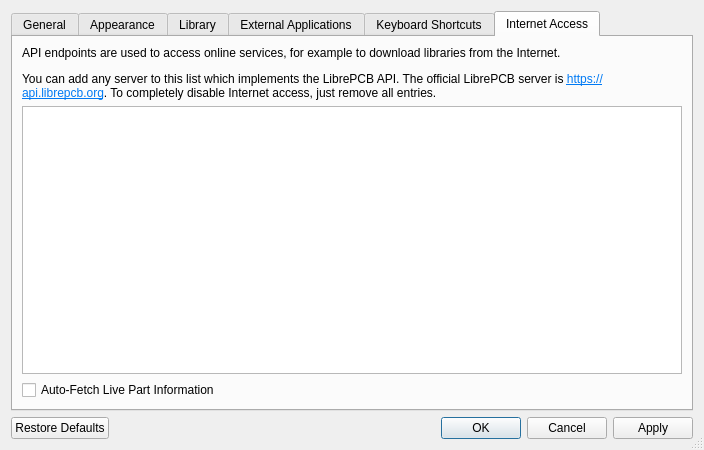
Old version of the form libs/librepcb/editor/workspace/workspacesettingsdialog.ui in the repository LibrePCB/LibrePCB.
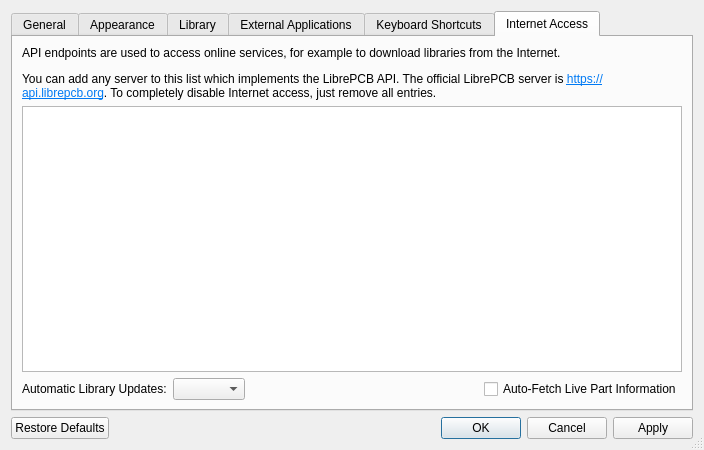
New version of the form. The open tabs and pages were chosen to show the change. Icons and pictures are not drawn. Custom widgets are drawn as their Qt base class.

Commit message: Support configurable automatic remote library updates

Patch:
```diff
--- a/libs/librepcb/editor/workspace/workspacesettingsdialog.ui
+++ b/libs/librepcb/editor/workspace/workspacesettingsdialog.ui
@@ -824,6 +824,31 @@
         </widget>
        </item>
        <item>
+        <layout class="QHBoxLayout" name="horizontalLayout_3">
+         <item>
+          <widget class="QLabel" name="label_8">
+           <property name="text">
+            <string>Automatic Library Updates:</string>
+           </property>
+          </widget>
+         </item>
+         <item>
+          <widget class="QComboBox" name="cbxLibrariesAutoUpdateMode"/>
+         </item>
+         <item>
+          <spacer name="horizontalSpacer_3">
+           <property name="orientation">
+            <enum>Qt::Orientation::Horizontal</enum>
+           </property>
+           <property name="sizeHint" stdset="0">
+            <size>
+             <width>40</width>
+             <height>20</height>
+            </size>
+           </property>
+          </spacer>
+         </item>
+         <item>
         <widget class="QCheckBox" name="cbxAutofetchLivePartInformation">
          <property name="toolTip">
           <string>&lt;p&gt;Allow the editors to automatically display live information about parts (lifecycle status, stock availability, price, ...) by requesting it from the configured API endpoints.&lt;/p&gt;&lt;p&gt;This may generate many API requests, especially while adding components to schematics.&lt;/p&gt;&lt;p&gt;If this feature is disabled, no such API requests are made (and no live information is displayed) without explicit user interaction.&lt;/p&gt;</string>
@@ -832,6 +857,8 @@
           <string>Auto-Fetch Live Part Information</string>
          </property>
         </widget>
+         </item>
+        </layout>
        </item>
       </layout>
      </widget>
```
Lines whose indentation alone changed are shown as unchanged. The commit also changes 11 other files.
